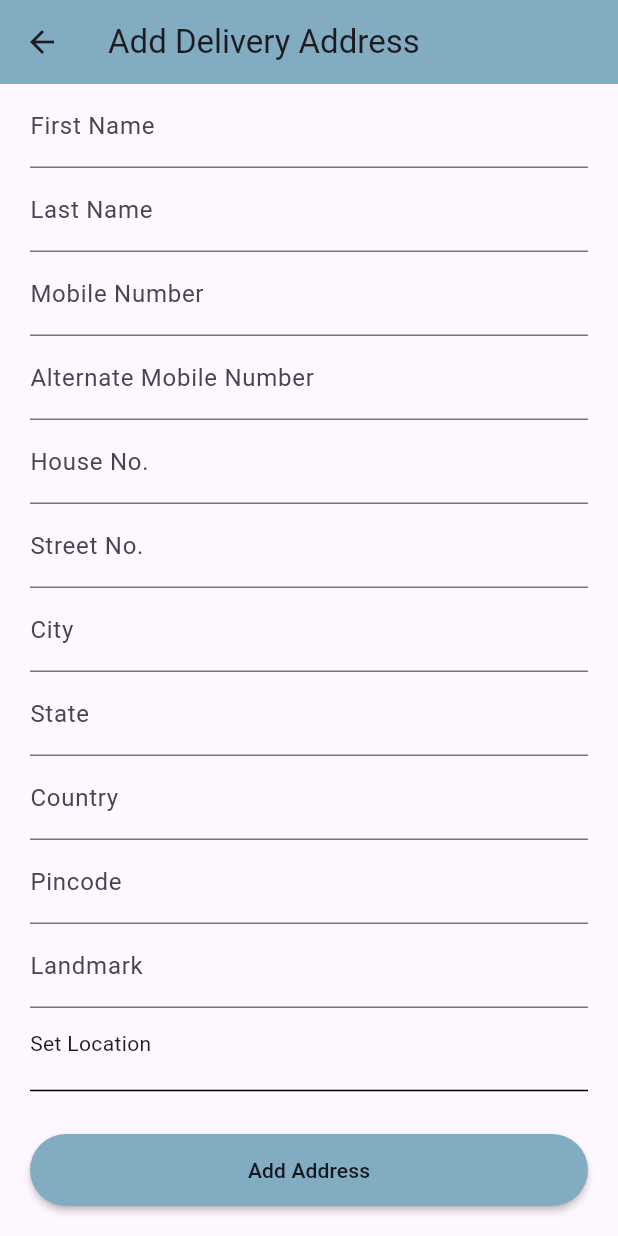
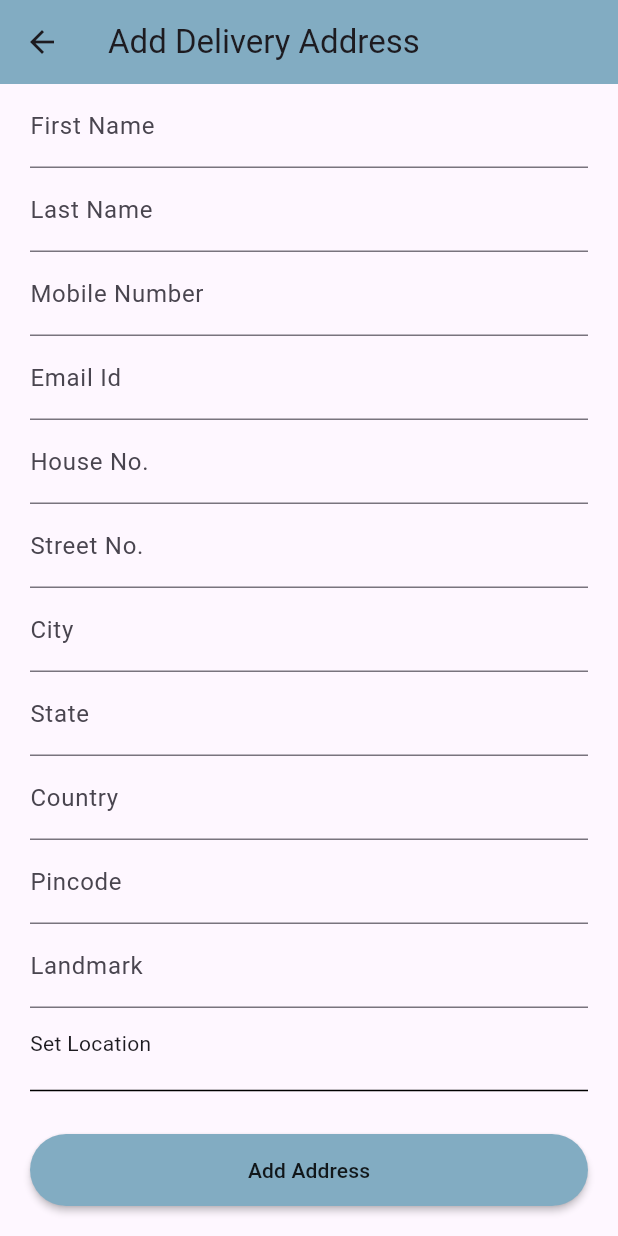
Before and after one commit to Srnshj30/Fresh---Grocery-Store, a Flutter app: the DeliveryDetails screen opened directly, after a tap on the "add" icon, on a phone screen of 412 x 824 dp. Run offline on Flutter 3.47's test engine with Material 3 defaults, Android fonts, the phone set to English and light mode, and no system bars; our stand-ins replace auth_buttons, cloud_firestore, firebase_auth, firebase_core, fluttertoast, google_maps_flutter and 2 more; missing offline and left inert: dart:js; accounts and stored records are empty; network calls fail.

Commit message:
Delivery Function Updated

```diff
--- /dev/null
+++ b/lib/model/delivery_address_model.dart
@@ -0,0 +1,30 @@
+// ignore_for_file: public_member_api_docs, sort_constructors_first
+class DeliveryAddressModel {
+  final String firstName;
+  final String lastName;
+  final String mobileNo;
+  final String email;
+  final String houseNo;
+  final String streetNo;
+  final String city;
+  final String state;
+  final String country;
+  final String pincode;
+  final String landmark;
+  final String addressType;
+
+  DeliveryAddressModel({
+    required this.firstName,
+    required this.lastName,
+    required this.mobileNo,
+    required this.email,
+    required this.houseNo,
+    required this.streetNo,
+    required this.city,
+    required this.state,
+    required this.country,
+    required this.pincode,
+    required this.landmark,
+    required this.addressType,
+  });
+}
--- a/lib/provider/check_out_provider.dart
+++ b/lib/provider/check_out_provider.dart
@@ -2,6 +2,7 @@ import 'package:cloud_firestore/cloud_firestore.dart';
 import 'package:firebase_auth/firebase_auth.dart';
 import 'package:flutter/cupertino.dart';
 import 'package:fluttertoast/fluttertoast.dart';
+import 'package:fresh_grocery_app/model/delivery_address_model.dart';
 import 'package:location/location.dart';
 
 class CheckOutProvider with ChangeNotifier {
@@ -9,7 +10,7 @@ class CheckOutProvider with ChangeNotifier {
   TextEditingController firstName = TextEditingController();
   TextEditingController lastName = TextEditingController();
   TextEditingController mobileNo = TextEditingController();
-  TextEditingController alternateMobileNo = TextEditingController();
+  TextEditingController email = TextEditingController();
   TextEditingController houseNo = TextEditingController();
   TextEditingController streetNo = TextEditingController();
   TextEditingController city = TextEditingController();
@@ -17,7 +18,7 @@ class CheckOutProvider with ChangeNotifier {
   TextEditingController country = TextEditingController();
   TextEditingController pincode = TextEditingController();
   TextEditingController landmark = TextEditingController();
-  late LocationData setLocation;
+  LocationData? setLocation;
 
   void validator(context, myType) async {
     if (firstName.text.isEmpty) {
@@ -26,8 +27,8 @@ class CheckOutProvider with ChangeNotifier {
       Fluttertoast.showToast(msg: "Last Name can't be empty");
     } else if (mobileNo.text.isEmpty) {
       Fluttertoast.showToast(msg: "Mobile No. can't be empty");
-    } else if (alternateMobileNo.text.isEmpty) {
-      Fluttertoast.showToast(msg: "Alternate Mobile No. can't be empty");
+    } else if (email.text.isEmpty) {
+      Fluttertoast.showToast(msg: "Email Id can't be empty");
     } else if (houseNo.text.isEmpty) {
       Fluttertoast.showToast(msg: "House No. can't be empty");
     } else if (streetNo.text.isEmpty) {
@@ -42,7 +43,7 @@ class CheckOutProvider with ChangeNotifier {
       Fluttertoast.showToast(msg: "Pincode can't be empty");
     } else if (landmark.text.isEmpty) {
       Fluttertoast.showToast(msg: "Landmark can't be empty");
-    } else if (setLocation.latitude == Null) {
+    } else if (setLocation?.latitude == null) {
       Fluttertoast.showToast(msg: "Set Location can't be empty");
     } else {
       isLoading = true;
@@ -55,7 +56,7 @@ class CheckOutProvider with ChangeNotifier {
           "firstName": firstName.text,
           "lastName": lastName.text,
           "mobileNo": mobileNo.text,
-          "alternateMobileNo": alternateMobileNo.text,
+          "email": email.text,
           "houseNo": houseNo.text,
           "streetNo": streetNo.text,
           "city": city.text,
@@ -63,8 +64,8 @@ class CheckOutProvider with ChangeNotifier {
           "country": country.text,
           "pincode": pincode.text,
           "landmark": landmark.text,
-          "setLocation_latitude": setLocation.latitude,
-          "setLocation_longitude": setLocation.longitude,
+          "setLocation_latitude": setLocation?.latitude,
+          "setLocation_longitude": setLocation?.longitude,
           "addressType": myType.toString(),
         },
       ).then((value) async {
@@ -77,4 +78,38 @@ class CheckOutProvider with ChangeNotifier {
       notifyListeners();
     }
   }
+
+  List<DeliveryAddressModel> deliveryAddressList = [];
+  getDeliveryAddressData() async {
+    List<DeliveryAddressModel> newList = [];
+    DeliveryAddressModel deliveryAddressModel;
+    DocumentSnapshot db = await FirebaseFirestore.instance
+        .collection("AddDeliveryAddress")
+        .doc(FirebaseAuth.instance.currentUser?.uid)
+        .get();
+    if (db.exists) {
+      deliveryAddressModel = DeliveryAddressModel(
+        firstName: db.get("firstName"),
+        lastName: db.get("lastName"),
+        mobileNo: db.get("mobileNo"),
+        email: db.get("email"),
+        houseNo: db.get("houseNo"),
+        streetNo: db.get("streetNo"),
+        city: db.get("city"),
+        state: db.get("state"),
+        country: db.get("country"),
+        pincode: db.get("pincode"),
+        landmark: db.get("landmark"),
+        addressType: db.get("addressType"),
+      );
+      newList.add(deliveryAddressModel);
+      notifyListeners();
+    }
+    deliveryAddressList = newList;
+    notifyListeners();
+  }
+
+  List<DeliveryAddressModel> get getDeliveryAddressList {
+    return deliveryAddressList;
+  }
 }
--- a/lib/screen/check_out/add_delivery_address/add_delivery_address.dart
+++ b/lib/screen/check_out/add_delivery_address/add_delivery_address.dart
@@ -64,8 +64,8 @@ class _AddDeliveryAddressState extends State<AddDeliveryAddress> {
               controller: checkOutProvider.mobileNo,
             ),
             CustomTextField(
-              labText: "Alternate Mobile Number",
-              controller: checkOutProvider.alternateMobileNo,
+              labText: "Email Id",
+              controller: checkOutProvider.email,
             ),
             CustomTextField(
               labText: "House No.",
@@ -103,14 +103,24 @@ class _AddDeliveryAddressState extends State<AddDeliveryAddress> {
                   ),
                 );
               },
-              child: const SizedBox(
+              child: SizedBox(
                 height: 47,
                 width: double.infinity,
                 child: Column(
                   mainAxisAlignment: MainAxisAlignment.center,
                   crossAxisAlignment: CrossAxisAlignment.start,
                   children: [
-                    Text("Set Location"),
+                    checkOutProvider.setLocation?.latitude == null
+                        ? const Text("Set Location")
+                        : const Row(
+                            children: [
+                              Icon(Icons.check),
+                              SizedBox(
+                                width: 5,
+                              ),
+                              Text("Location Added!"),
+                            ],
+                          ),
                   ],
                 ),
               ),
--- a/lib/screen/check_out/delivery_details/delivery_details.dart
+++ b/lib/screen/check_out/delivery_details/delivery_details.dart
@@ -1,24 +1,26 @@
 import 'package:flutter/material.dart';
 import 'package:fresh_grocery_app/config/config.dart';
+import 'package:fresh_grocery_app/model/delivery_address_model.dart';
+import 'package:fresh_grocery_app/provider/check_out_provider.dart';
 import 'package:fresh_grocery_app/screen/check_out/add_delivery_address/add_delivery_address.dart';
 import 'package:fresh_grocery_app/screen/check_out/delivery_details/single_delivery.dart';
 import 'package:fresh_grocery_app/screen/check_out/payment_summary/payment_summary.dart';
+import 'package:provider/provider.dart';
 
 // ignore: must_be_immutable
-class DeliveryDetails extends StatelessWidget {
-  DeliveryDetails({super.key});
-
-  List<Widget> adrs = [
-    const SingleDelivery(
-      title: "Saransh Jindal",
-      address: "Bh - 205, Sector - 70, Noida, UP",
-      addressType: "Home",
-      number: "8851625921",
-    ),
-  ];
+class DeliveryDetails extends StatefulWidget {
+  const DeliveryDetails({super.key});
 
   @override
+  State<DeliveryDetails> createState() => _DeliveryDetailsState();
+}
+
+class _DeliveryDetailsState extends State<DeliveryDetails> {
+  late DeliveryAddressModel value;
+  @override
   Widget build(BuildContext context) {
+    CheckOutProvider deliveryAddressProvider = Provider.of(context);
+    deliveryAddressProvider.getDeliveryAddressData();
     return Scaffold(
       appBar: AppBar(
         backgroundColor: taskbarColor,
@@ -40,7 +42,7 @@ class DeliveryDetails extends StatelessWidget {
         margin: const EdgeInsets.only(bottom: 20, left: 20, right: 20, top: 10),
         child: MaterialButton(
           onPressed: () {
-            adrs.isEmpty
+            deliveryAddressProvider.getDeliveryAddressList.isEmpty
                 ? Navigator.of(context).push(
                     MaterialPageRoute(
                       builder: (context) => const AddDeliveryAddress(),
@@ -48,14 +50,16 @@ class DeliveryDetails extends StatelessWidget {
                   )
                 : Navigator.of(context).push(
                     MaterialPageRoute(
-                      builder: (context) => const PaymentSummary(),
+                      builder: (context) => PaymentSummary(
+                        deliveryAddressList: value,
+                      ),
                     ),
                   );
           },
           color: taskbarColor,
           shape:
               RoundedRectangleBorder(borderRadius: BorderRadius.circular(30)),
-          child: adrs.isEmpty
+          child: deliveryAddressProvider.getDeliveryAddressList.isEmpty
               ? const Text(
                   "Add Address",
                   style: TextStyle(fontSize: 17),
@@ -80,13 +84,29 @@ class DeliveryDetails extends StatelessWidget {
           ),
           Column(
             children: [
-              adrs.isEmpty
-                  ? Container()
-                  : const SingleDelivery(
-                      title: "Saransh Jindal",
-                      address: "Bh - 205, Sector - 70, Noida, UP",
-                      addressType: "Home",
-                      number: "8851625921",
+              deliveryAddressProvider.getDeliveryAddressList.isEmpty
+                  ? const Center(
+                      child: Text("No Data"),
+                    )
+                  : Column(
+                      children: deliveryAddressProvider.getDeliveryAddressList
+                          .map((e) {
+                        setState(() {
+                          value = e;
+                        });
+                        return SingleDelivery(
+                          title: "${e.firstName} ${e.lastName}",
+                          address:
+                              "${e.houseNo}, ${e.streetNo}, ${e.city}, ${e.state}, ${e.country} - ${e.pincode}, Landmark : ${e.landmark}",
+                          addressType: e.addressType == "AddressTypes.other"
+                              ? "Other"
+                              : e.addressType == "AddressTypes.home"
+                                  ? "Home"
+                                  : "Office",
+                          number: e.mobileNo,
+                          email: e.email,
+                        );
+                      }).toList(),
                     )
             ],
           )
--- a/lib/screen/check_out/delivery_details/single_delivery.dart
+++ b/lib/screen/check_out/delivery_details/single_delivery.dart
@@ -6,8 +6,10 @@ class SingleDelivery extends StatelessWidget {
   final String address;
   final String addressType;
   final String number;
+  final String email;
   const SingleDelivery(
       {super.key,
+      required this.email,
       required this.title,
       required this.address,
       required this.addressType,
@@ -54,6 +56,10 @@ class SingleDelivery extends StatelessWidget {
                 height: 2,
               ),
               Text(number),
+              const SizedBox(
+                height: 2,
+              ),
+              Text(email),
             ],
           ),
         ),
--- a/lib/screen/check_out/google_maps/google_maps.dart
+++ b/lib/screen/check_out/google_maps/google_maps.dart
@@ -64,6 +64,7 @@ class _CustomGoogleMapsState extends State<CustomGoogleMaps> {
                     await _location.getLocation().then((value) {
                       checkOutProvider.setLocation = value;
                     });
+                    // ignore: use_build_context_synchronously
                     Navigator.of(context).pop();
                   },
                   color: taskbarColor,
--- a/lib/screen/review_cart/review_cart.dart
+++ b/lib/screen/review_cart/review_cart.dart
@@ -84,7 +84,7 @@ class _ReviewCartState extends State<ReviewCart> {
                 }
                 Navigator.of(context).push(
                   MaterialPageRoute(
-                    builder: (context) => DeliveryDetails(),
+                    builder: (context) => const DeliveryDetails(),
                   ),
                 );
               },
```
